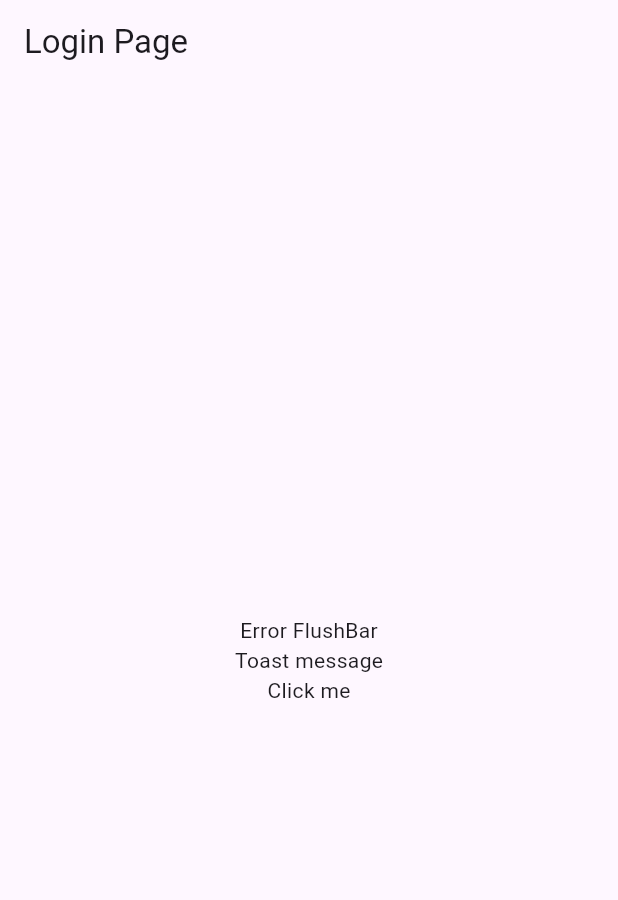
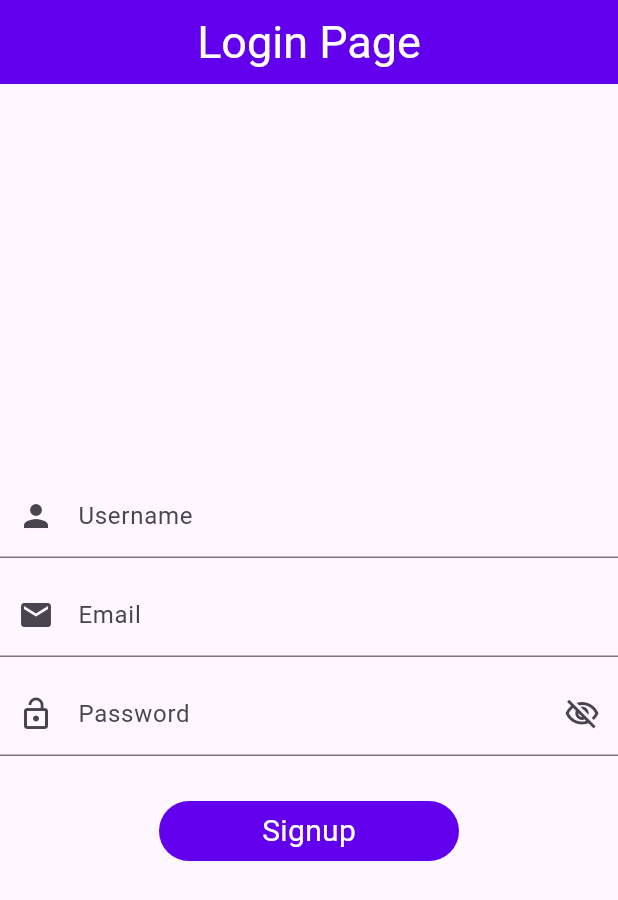
Before and after one commit to Saad09992/Flutter-MVVM-setup, a Flutter app: the screen it shows after launch, on a phone screen of 412 x 824 dp. Shown: the top 900 px of the screen. Run offline on Flutter 3.47's test engine with Material 3 defaults, Android fonts, the phone set to English and light mode, and no system bars; our stand-ins replace another_flushbar, fluttertoast.

Commit message:
more utils & login page

```diff
--- a/lib/main.dart
+++ b/lib/main.dart
@@ -1,4 +1,5 @@
 import 'package:flutter/material.dart';
+import 'package:mvvm/resources/colors.dart';
 import 'package:mvvm/utils/routes/routes_name.dart';
 import 'package:mvvm/utils/routes/routes.dart';
 
@@ -11,8 +12,14 @@ class MainApp extends StatelessWidget {
 
   @override
   Widget build(BuildContext context) {
-    return const MaterialApp(
+    return MaterialApp(
       title: "MVVM",
+      theme: ThemeData(
+          appBarTheme: const AppBarTheme(
+              backgroundColor: AppColors.appBarColor,
+              centerTitle: true,
+              titleTextStyle:
+                  TextStyle(color: AppColors.buttonTextColor, fontSize: 30))),
       // landing page
       initialRoute: RoutesName.login,
       // sends current/changed route to generateRoute method in Routes class
--- a/lib/pages/login_page.dart
+++ b/lib/pages/login_page.dart
@@ -1,4 +1,5 @@
 import 'package:flutter/material.dart';
+import 'package:mvvm/resources/components/round_button.dart';
 import '../utils/utils.dart';
 
 class LoginPage extends StatefulWidget {
@@ -9,6 +10,26 @@ class LoginPage extends StatefulWidget {
 }
 
 class _LoginPageState extends State<LoginPage> {
+  TextEditingController emailController = TextEditingController();
+  TextEditingController usernameController = TextEditingController();
+  TextEditingController passwordController = TextEditingController();
+  FocusNode emailFocusNode = FocusNode();
+  FocusNode usernameFocusCode = FocusNode();
+  FocusNode passwordFocusNode = FocusNode();
+  ValueNotifier<bool> hidePassword = ValueNotifier<bool>(true);
+
+  @override
+  void dispose() {
+    super.dispose();
+    emailController.dispose();
+    usernameController.dispose();
+    passwordController.dispose();
+    emailFocusNode.dispose();
+    passwordFocusNode.dispose();
+    usernameFocusCode.dispose();
+    hidePassword.dispose();
+  }
+
   @override
   Widget build(BuildContext context) {
     return Scaffold(
@@ -16,29 +37,96 @@ class _LoginPageState extends State<LoginPage> {
         title: const Text("Login Page"),
       ),
       body: Center(
+        child: SafeArea(
           child: Column(
             mainAxisAlignment: MainAxisAlignment.center,
             crossAxisAlignment: CrossAxisAlignment.center,
             children: [
-            InkWell(
+              const SizedBox(
+                height: 10,
+              ),
+              TextFormField(
+                decoration: const InputDecoration(
+                  hintText: 'Username',
+                  labelText: 'Username',
+                  prefixIcon: Icon(Icons.person),
+                ),
+                focusNode: usernameFocusCode,
+                controller: usernameController,
+                onFieldSubmitted: (val) {
+                  Utils.fieldFocusChange(
+                      context, usernameFocusCode, emailFocusNode);
+                },
+              ),
+              const SizedBox(
+                height: 10,
+              ),
+              TextFormField(
+                decoration: const InputDecoration(
+                  hintText: 'Email',
+                  labelText: 'Email',
+                  prefixIcon: Icon(Icons.email),
+                ),
+                focusNode: emailFocusNode,
+                keyboardType: TextInputType.emailAddress,
+                controller: emailController,
+                onFieldSubmitted: (val) {
+                  Utils.fieldFocusChange(
+                      context, emailFocusNode, passwordFocusNode);
+                },
+              ),
+              const SizedBox(
+                height: 10,
+              ),
+              ValueListenableBuilder(
+                  valueListenable: hidePassword,
+                  builder: (context, value, child) {
+                    return TextFormField(
+                      decoration: InputDecoration(
+                          hintText: 'Password',
+                          labelText: 'Password',
+                          prefixIcon: const Icon(Icons.lock_open),
+                          suffixIcon: InkWell(
                               onTap: () {
-                Utils.flushBarErrorMessage("Error message", context);
+                                hidePassword.value = !hidePassword.value;
                               },
-              child: const Text("Error FlushBar"),
+                              child: hidePassword.value
+                                  ? const Icon(Icons.visibility_off_outlined)
+                                  : const Icon(Icons.visibility))),
+                      obscuringCharacter: "*",
+                      focusNode: passwordFocusNode,
+                      keyboardType: TextInputType.visiblePassword,
+                      controller: passwordController,
+                      obscureText: hidePassword.value,
+                    );
+                  }),
+              const SizedBox(
+                height: 30,
               ),
-            InkWell(
-              onTap: () {
-                Utils.toastMessage('No internet connection');
+              RoundButton(
+                title: "Signup",
+                onPress: () {
+                  if (usernameController.text.isEmpty) {
+                    Utils.flushBarErrorMessage(
+                        "Please enter your username", context);
+                  } else if (emailController.text.isEmpty) {
+                    Utils.flushBarErrorMessage(
+                        "Please enter your email", context);
+                  } else if (passwordController.text.isEmpty) {
+                    Utils.flushBarErrorMessage(
+                        "Please enter your password", context);
+                  } else if (passwordController.text.length < 6) {
+                    Utils.flushBarErrorMessage(
+                        "Password must contain 6 letter at least", context);
+                  } else {
+                    print(usernameController.text);
+                    print(emailController.text);
+                    print(passwordController.text);
+                  }
                 },
-              child: const Text("Toast message"),
               ),
-            InkWell(
-              onTap: () {
-                Utils.snackBar("snack Bar message", context);
-              },
-              child: const Text("Click me"),
-            )
             ],
+          ),
         ),
       ),
     );
--- /dev/null
+++ b/lib/resources/colors.dart
@@ -0,0 +1,56 @@
+import 'package:flutter/material.dart';
+
+class AppColors {
+  // Base colors
+  static const Color blackColor = Colors.black;
+  static const Color whiteColor = Colors.white;
+
+  // Primary Colors
+  static const Color primaryColor =
+      Color(0xFF6200EE); // Rich purple, great for primary buttons or headers
+  static const Color primaryVariant =
+      Color(0xFF3700B3); // Darker variant for active elements
+
+  // Secondary Colors
+  static const Color secondaryColor =
+      Color(0xFF03DAC6); // Teal shade for highlights or secondary buttons
+  static const Color secondaryVariant =
+      Color(0xFF018786); // Darker teal for selected or pressed states
+
+  // AppBar and Background Colors
+  static const Color appBarColor =
+      Color(0xFF6200EE); // Matching the primary color
+  static const Color backgroundColor =
+      Color(0xFFF6F6F6); // Light grey background for a soft, modern look
+  static const Color cardColor =
+      Color(0xFFFFFFFF); // White for card backgrounds
+
+  // Button Colors
+  static const Color buttonColor =
+      Color(0xFF6200EE); // Primary color for consistency
+  static const Color buttonTextColor =
+      whiteColor; // White text on buttons for contrast
+
+  // Text Colors
+  static const Color textColorPrimary =
+      Color(0xFF333333); // Dark grey for primary text
+  static const Color textColorSecondary =
+      Color(0xFF757575); // Lighter grey for secondary text
+
+  // Error and Warning Colors
+  static const Color errorColor =
+      Color(0xFFB00020); // Standard red for error messages
+  static const Color warningColor =
+      Color(0xFFFFC107); // Amber for warnings or alerts
+
+  // Additional Colors
+  static const Color iconColor =
+      Color(0xFF757575); // Muted grey for icons to keep focus on content
+  static const Color dividerColor =
+      Color(0xFFBDBDBD); // Light grey for dividers
+  static const Color disabledColor =
+      Color(0xFFBDBDBD); // Grey for disabled elements
+
+  // Shadow color for subtle elevation
+  static const Color shadowColor = Colors.black12;
+}
--- /dev/null
+++ b/lib/resources/components/round_button.dart
@@ -0,0 +1,35 @@
+import 'package:flutter/material.dart';
+import 'package:mvvm/resources/colors.dart';
+
+class RoundButton extends StatelessWidget {
+  final String title;
+  final bool loading;
+  final VoidCallback onPress;
+
+  const RoundButton(
+      {super.key,
+      required this.title,
+      this.loading = false,
+      required this.onPress});
+  @override
+  Widget build(BuildContext context) {
+    return InkWell(
+      onTap: onPress,
+      child: Container(
+        height: 40,
+        width: 200,
+        child: Center(
+          child: loading
+              ? const CircleAvatar()
+              : Text(
+                  title,
+                  style: TextStyle(fontSize: 20, color: AppColors.whiteColor),
+                ),
+        ),
+        decoration: BoxDecoration(
+            color: AppColors.buttonColor,
+            borderRadius: BorderRadius.circular(30)),
+      ),
+    );
+  }
+}
--- a/lib/utils/utils.dart
+++ b/lib/utils/utils.dart
@@ -1,5 +1,4 @@
 import 'package:another_flushbar/flushbar.dart';
-import 'package:another_flushbar/flushbar_route.dart';
 import 'package:fluttertoast/fluttertoast.dart';
 import 'package:flutter/material.dart';
 
@@ -45,7 +44,7 @@ class Utils {
         ),
       ],
       flushbarPosition: FlushbarPosition.TOP,
-    )..show(context);
+    ).show(context);
   }
 
   static void snackBar(String msg, BuildContext context) {
@@ -75,4 +74,10 @@ class Utils {
       ),
     );
   }
+
+  static void fieldFocusChange(
+      BuildContext context, FocusNode currentFocus, FocusNode nextFocus) {
+    currentFocus.unfocus();
+    FocusScope.of(context).requestFocus(nextFocus);
+  }
 }
```
Lines whose indentation alone changed are shown as unchanged.
